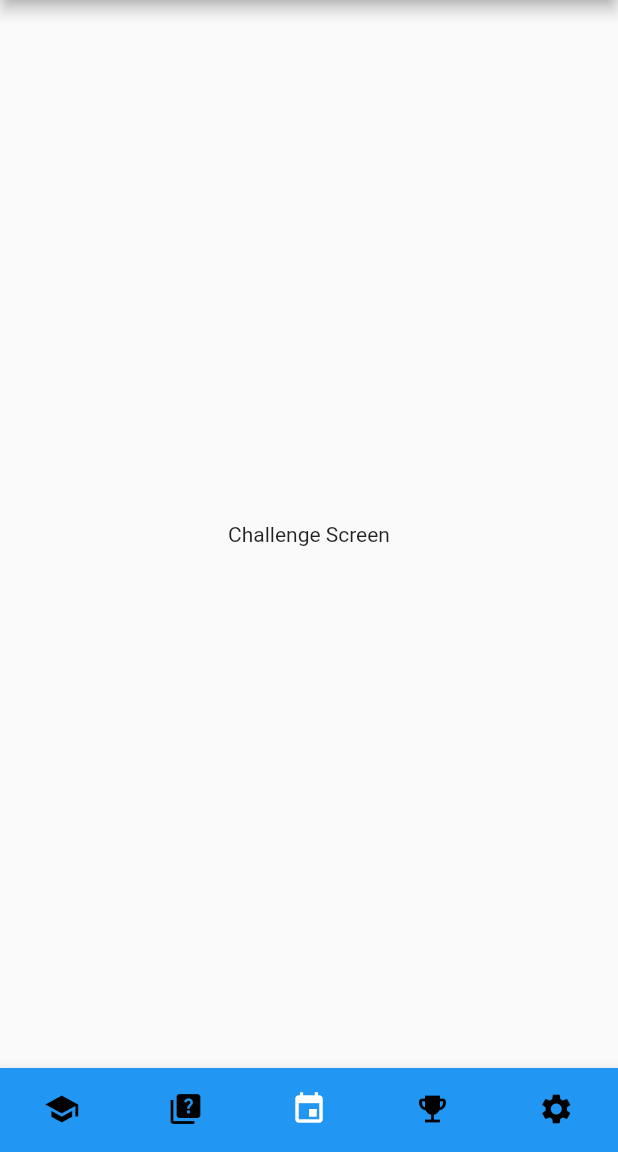
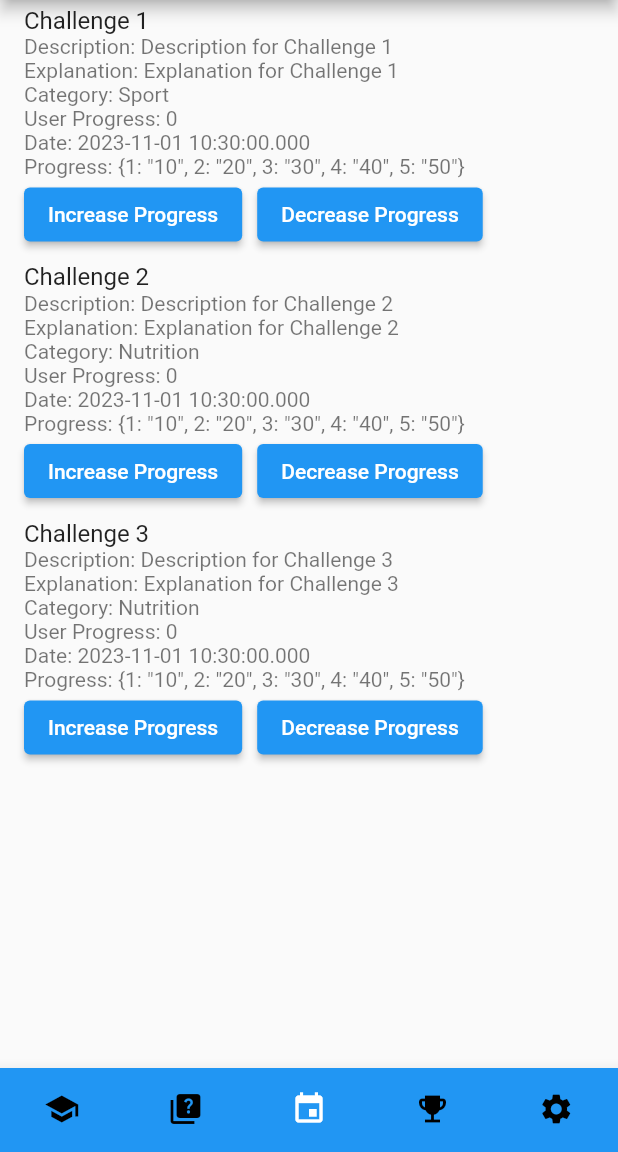
Before and after one commit to M3RL1NF/healthhero, a Flutter app: the screen it shows after launch, item 3 of the bottom bar chosen, on a phone screen of 412 x 824 dp, the part 84-1236 px from its top. Run offline on Flutter 3.47's test engine with Material 2 defaults, Android fonts, the phone set to English and light mode, and no system bars; our stand-ins replace sqflite; accounts and stored records are empty.

Commit message:
Updated Challenge handling

```diff
--- a/lib/data/ChallengeHelper.dart
+++ b/lib/data/ChallengeHelper.dart
@@ -1,7 +1,7 @@
 import 'package:sqflite/sqflite.dart';
 import '../models/challenge.dart';
 import 'DatabaseHelper.dart';
-import 'package:healthhero/controllers/ChallengeController.dart';
+import '../controllers/ChallengeController.dart';
 
 class ChallengeHelper {
   static const String tableName = 'challenges';
@@ -18,19 +18,38 @@ class ChallengeHelper {
         description: maps[i]['description'],
         explanation: maps[i]['explanation'],
         category: maps[i]['category'],
-        progress: maps[i]['progress'],
+        progress: Challenge.stringToProgressMap(maps[i]['progress']),
         userProgress: maps[i]['userProgress'],
       );
     });
   }
 
-  static Future<void> updateUserProgress(int id) async {
+  static Future<void> increaseUserProgress(int id) async {
     final Database db = await DatabaseHelper.database;
-    await db.rawUpdate('''
-      UPDATE challenges
-      SET userProgress = userProgress + 1
-      WHERE id = ?
-    ''', [id]);
+    List<Challenge> challenges = await getChallenges();
+    Challenge currentChallenge = challenges.firstWhere((challenge) => challenge.id == id);
+
+    if (currentChallenge.userProgress < currentChallenge.progress.length) {
+      await db.rawUpdate('''
+        UPDATE challenges
+        SET userProgress = userProgress + 1
+        WHERE id = ?
+      ''', [id]);
+    }
+  }
+
+  static Future<void> decreaseUserProgress(int id) async {
+    final Database db = await DatabaseHelper.database;
+    List<Challenge> challenges = await getChallenges();
+    Challenge currentChallenge = challenges.firstWhere((challenge) => challenge.id == id);
+
+    if (currentChallenge.userProgress > 0) {
+      await db.rawUpdate('''
+        UPDATE challenges
+        SET userProgress = userProgress - 1
+        WHERE id = ?
+      ''', [id]);
+    }
   }
 
   static Future<List<Challenge>> getDailyChallenges(DateTime currentDate) async {
--- a/lib/main.dart
+++ b/lib/main.dart
@@ -4,8 +4,12 @@ import 'screens/ChallengeScreen.dart';
 import 'screens/QuizScreen.dart';
 import 'screens/SettingScreen.dart';
 import 'screens/AchievementScreen.dart';
+import 'package:healthhero/data/DatabaseHelper.dart';
 
-void main() {
+void main() async {
+  WidgetsFlutterBinding.ensureInitialized();
+  final database = await DatabaseHelper.initDatabase();
+  await DatabaseHelper.seedDatabase(database);
   runApp(const MyApp());
 }
 
--- a/lib/models/challenge.dart
+++ b/lib/models/challenge.dart
@@ -35,8 +35,46 @@ class Challenge {
       'description': description,
       'explanation': explanation,
       'category': category,
-      'progress': progress.toString(),
+      'progress': progressMapToString(progress), // Convert the map to a string
       'userProgress': userProgress,
     };
   }
+
+  // Convert the string representation of progress back to Map<int, String>
+  static Map<int, String> stringToProgressMap(String progress) {
+    Map<int, String> result = {};
+    if (progress.isNotEmpty) {
+      progress = progress.substring(1, progress.length - 1); // Remove curly braces
+      List<String> pairs = progress.split(', ');
+      pairs.forEach((pair) {
+        List<String> keyValue = pair.split(': ');
+        result[int.parse(keyValue[0])] = keyValue[1];
+      });
+    }
+    return result;
+  }
+
+  // Convert the Map<int, String> progress to a string representation
+  static String progressMapToString(Map<int, String> progress) {
+    String result = '{';
+    progress.forEach((key, value) {
+      result += '$key: "$value", ';
+    });
+    result = result.substring(0, result.length - 2); // Remove the trailing comma and space
+    result += '}';
+    return result;
+  }
+
+  factory Challenge.fromMap(Map<String, dynamic> map) {
+    return Challenge(
+      id: map['id'],
+      date: DateTime.parse(map['date']),
+      title: map['title'],
+      description: map['description'],
+      explanation: map['explanation'],
+      category: map['category'],
+      progress: stringToProgressMap(map['progress']),
+      userProgress: map['userProgress'],
+    );
+  }
 }
--- a/lib/screens/ChallengeScreen.dart
+++ b/lib/screens/ChallengeScreen.dart
@@ -1,7 +1,15 @@
 import 'package:flutter/material.dart';
+import 'package:healthhero/data/ChallengeHelper.dart';
+import '../models/challenge.dart';
 
 class ChallengeScreen extends StatelessWidget {
   const ChallengeScreen({Key? key}) : super(key: key);
+
+  Future<List<Challenge>> _getDailyChallenges() async {
+    DateTime yesterdayDate = DateTime.now();
+    List<Challenge> yesterdayChallenges = await ChallengeHelper.getDailyChallenges(yesterdayDate);
+    return yesterdayChallenges;
+  }
 
   @override
   Widget build(BuildContext context) {
@@ -9,8 +17,58 @@ class ChallengeScreen extends StatelessWidget {
       appBar: AppBar(
         title: const Text('Health Hero'),
       ),
-      body: const Center(
-        child: Text('Challenge Screen'),
+      body: Center(
+        child: FutureBuilder<List<Challenge>>(
+          future: _getDailyChallenges(),
+          builder: (context, snapshot) {
+            if (snapshot.connectionState == ConnectionState.waiting) {
+              return const CircularProgressIndicator();
+            } else if (snapshot.hasError) {
+              return Text('Error: ${snapshot.error}');
+            } else if (snapshot.hasData) {
+              List<Challenge> challenges = snapshot.data!;
+              return ListView.builder(
+                itemCount: challenges.length,
+                itemBuilder: (context, index) {
+                  Challenge challenge = challenges[index];
+                  return ListTile(
+                    title: Text(challenge.title),
+                    subtitle: Column(
+                      crossAxisAlignment: CrossAxisAlignment.start,
+                      children: [
+                        Text('Description: ${challenge.description}'),
+                        Text('Explanation: ${challenge.explanation}'),
+                        Text('Category: ${challenge.category}'),
+                        Text('User Progress: ${challenge.userProgress}'),
+                        Text('Date: ${challenge.date.toString()}'),
+                        Text('Progress: ${challenge.progress.toString()}'),
+                        Row(
+                          children: [
+                            ElevatedButton(
+                              onPressed: () {
+                                ChallengeHelper.increaseUserProgress(challenge.id);
+                              },
+                              child: const Text('Increase Progress'),
+                            ),
+                            const SizedBox(width: 10),
+                            ElevatedButton(
+                              onPressed: () {
+                                ChallengeHelper.decreaseUserProgress(challenge.id);
+                              },
+                              child: const Text('Decrease Progress'),
+                            ),
+                          ],
+                        ),
+                      ],
+                    ),
+                  );
+                },
+              );
+            } else {
+              return const Text('No data found');
+            }
+          },
+        ),
       ),
     );
   }
```
Also changed, not shown: lib/data/DatabaseHelper.dart (+3 -7 lines).
